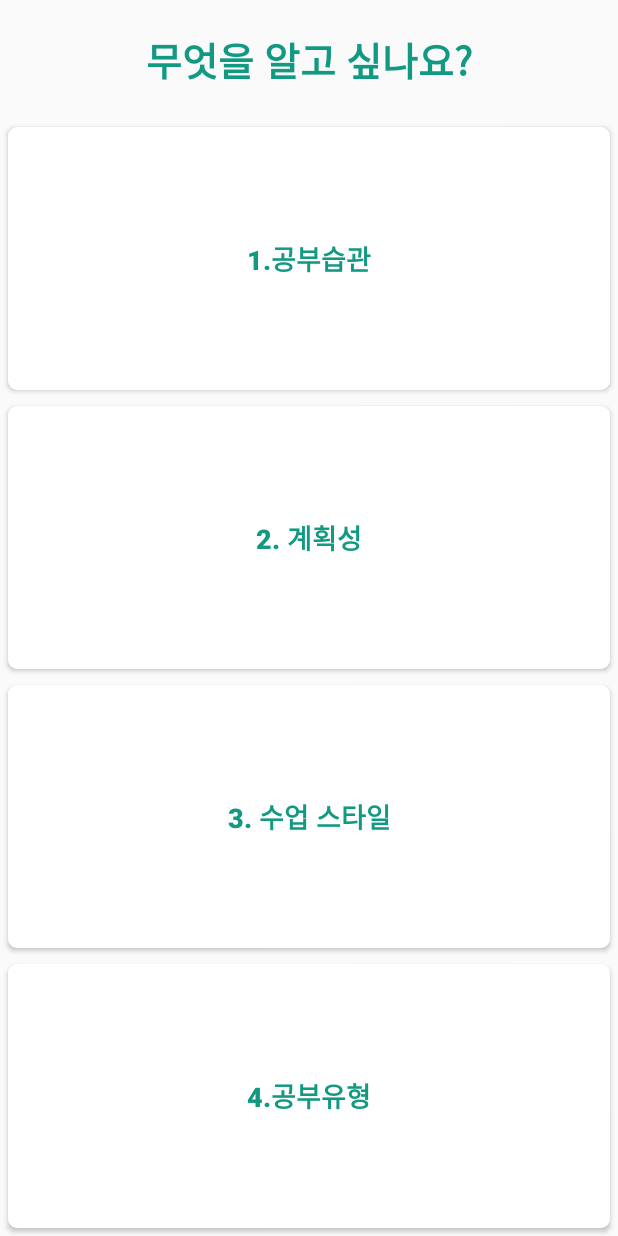
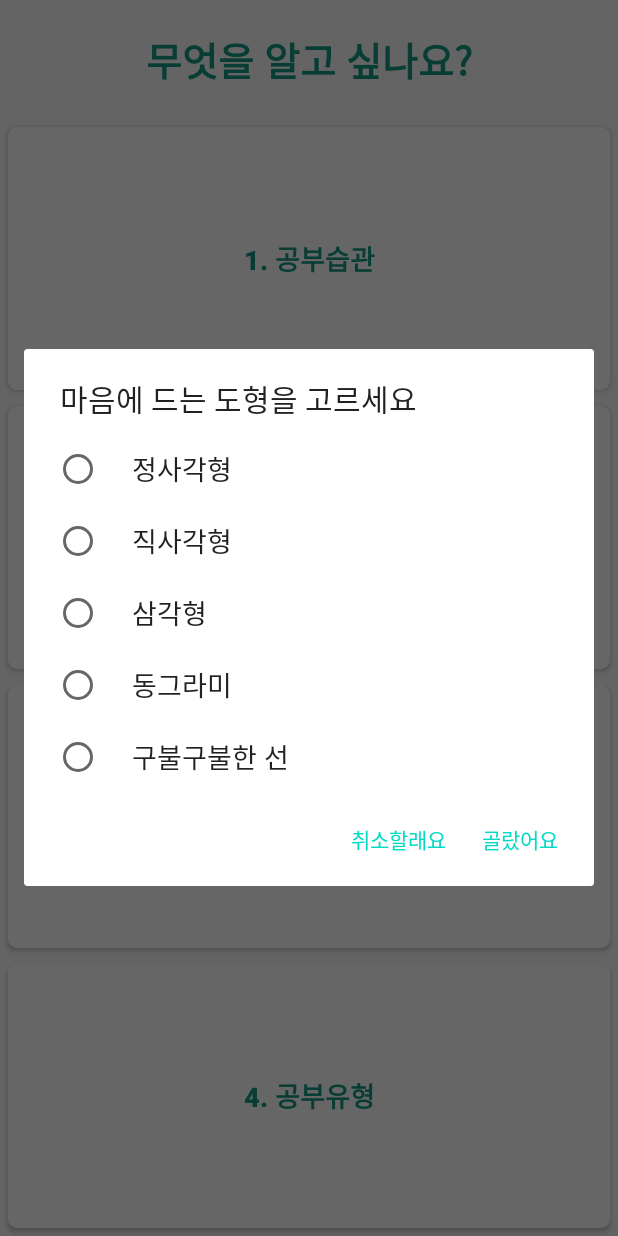
Before and after one commit to SHSongs/AiAnimalApp, an Android app: the Study screen opened directly, with no data from a screen before it, after a tap on "2. 계획성", on a phone screen of 412 x 824 dp. Run offline under Robolectric (Android 15) with nearby library versions, the phone set to English and light mode, and no system bars.

Commit message:
심리테스트 코드 추가

```diff
--- a/AppProgrammingProject/app/src/main/java/com/example/appprogrammingproject/Friend.java
+++ b/AppProgrammingProject/app/src/main/java/com/example/appprogrammingproject/Friend.java
@@ -10,5 +10,7 @@ public class Friend extends Activity {
     protected void onCreate(@Nullable Bundle savedInstanceState) {
         super.onCreate(savedInstanceState);
         setContentView(R.layout.friend);
+
+
     }
 }
--- a/AppProgrammingProject/app/src/main/java/com/example/appprogrammingproject/MainActivity.java
+++ b/AppProgrammingProject/app/src/main/java/com/example/appprogrammingproject/MainActivity.java
@@ -1,5 +1,6 @@
 package com.example.appprogrammingproject;
 
+import androidx.appcompat.app.AlertDialog;
 import androidx.appcompat.app.AppCompatActivity;
 
 import android.content.Intent;
@@ -24,6 +25,7 @@ public class MainActivity extends AppCompatActivity {
         chu=findViewById(R.id.chu);
         resultCompare=findViewById(R.id.resultCompare);
 
+
         choose.setOnClickListener(new View.OnClickListener() {
             @Override
             public void onClick(View view) {
--- a/AppProgrammingProject/app/src/main/java/com/example/appprogrammingproject/Study.java
+++ b/AppProgrammingProject/app/src/main/java/com/example/appprogrammingproject/Study.java
@@ -3,32 +3,52 @@ package com.example.appprogrammingproject;
 import android.app.Activity;
 import android.app.AlertDialog;
 import android.app.Dialog;
+import android.content.DialogInterface;
 import android.os.Bundle;
 import android.view.View;
 import android.widget.Button;
+import android.widget.FrameLayout;
 
 import androidx.annotation.Nullable;
 
 public class Study extends Activity {
 
-    Button one, two, three,four;
+    Button one, two, three, four;
 
     @Override
     protected void onCreate(@Nullable Bundle savedInstanceState) {
         super.onCreate(savedInstanceState);
         setContentView(R.layout.study);
 
-        one=findViewById(R.id.one);
-        two=findViewById(R.id.two);
-        three=findViewById(R.id.three);
-        four=findViewById(R.id.four);
+        one = findViewById(R.id.one);
+        two = findViewById(R.id.two);
+        three = findViewById(R.id.three);
+        four = findViewById(R.id.four);
 
 
         //버튼을 눌렀을때 dialog 띄운 후에 심리테스트 진행
         one.setOnClickListener(new View.OnClickListener() {
             @Override
             public void onClick(View view) {
+                final String[] item=new String[]{"계속 걷는다","마차","택시","친구와 걷는다"};
 
+                final AlertDialog.Builder a = new AlertDialog.Builder(Study.this);
+
+                a.setTitle("길을 걷고 있는 당신, 뭔가를 탈 수 있다면 선택할 수단을 골라주세요").setSingleChoiceItems(item, -1, new DialogInterface.OnClickListener() {
+                    @Override
+                    public void onClick(DialogInterface dialogInterface, int i) {
+                        a.setPositiveButton("골랐어요", new DialogInterface.OnClickListener() {
+                            @Override
+                            public void onClick(DialogInterface dialogInterface, int i) {
+
+                            }
+                        });
+                        a.setNegativeButton("취소할래요",null);
+                    }
+                });
+
+
+                a.show();
 
 
             }
@@ -37,6 +57,29 @@ public class Study extends Activity {
         two.setOnClickListener(new View.OnClickListener() {
             @Override
             public void onClick(View view) {
+
+                final String[] item=new String[]{"정사각형","직사각형","삼각형","동그라미","구불구불한 선"};
+
+                final AlertDialog.Builder a = new AlertDialog.Builder(Study.this);
+
+                a.setTitle("마음에 드는 도형을 고르세요").setSingleChoiceItems(item, -1, new DialogInterface.OnClickListener() {
+                    @Override
+                    public void onClick(DialogInterface dialogInterface, int i) {
+
+                    }
+                });
+
+                a.setPositiveButton("골랐어요", new DialogInterface.OnClickListener() {
+                    @Override
+                    public void onClick(DialogInterface dialogInterface, int i) {
+
+                    }
+                });
+                a.setNegativeButton("취소할래요",null);
+
+
+
+                a.show();
 
             }
         });
--- a/AppProgrammingProject/app/src/main/res/layout/friend.xml
+++ b/AppProgrammingProject/app/src/main/res/layout/friend.xml
@@ -20,7 +20,7 @@
     <Button
         android:id="@+id/one"
         android:background="@drawable/button2"
-        android:text="1. 나의 인간관계                         "
+        android:text="1. 나의 인간관계"
         android:textColor="#119982"
         android:textStyle="bold"
         android:textSize="18dp"
@@ -34,7 +34,7 @@
     <Button
         android:id="@+id/two"
         android:background="@drawable/button2"
-        android:text="2. 성격에 따른 인간관계 팁         "
+        android:text="2. 성격에 따른 인간관계 팁"
         android:textColor="#119982"
         android:textStyle="bold"
         android:textSize="18dp"
@@ -48,7 +48,7 @@
     <Button
         android:id="@+id/three"
         android:background="@drawable/button2"
-        android:text="3. 내 주변의 인간관계 ( 주관식 )   "
+        android:text="3. 내 주변의 인간관계 ( 주관식 )"
         android:textColor="#119982"
         android:textStyle="bold"
         android:textSize="18dp"
--- a/AppProgrammingProject/app/src/main/res/layout/love.xml
+++ b/AppProgrammingProject/app/src/main/res/layout/love.xml
@@ -62,7 +62,7 @@
     <Button
         android:id="@+id/four"
         android:background="@drawable/button2"
-        android:text="4.바람기 테스트"
+        android:text="4. 바람기 테스트"
         android:textColor="#119982"
         android:textStyle="bold"
         android:textSize="18dp"
--- a/AppProgrammingProject/app/src/main/res/layout/stress.xml
+++ b/AppProgrammingProject/app/src/main/res/layout/stress.xml
@@ -20,7 +20,7 @@
     <Button
         android:id="@+id/one"
         android:background="@drawable/button2"
-        android:text="1.스트레스 원인"
+        android:text="1. 스트레스 원인"
         android:textColor="#119982"
         android:textStyle="bold"
         android:textSize="18dp"
--- a/AppProgrammingProject/app/src/main/res/layout/study.xml
+++ b/AppProgrammingProject/app/src/main/res/layout/study.xml
@@ -20,7 +20,7 @@
     <Button
         android:id="@+id/one"
         android:background="@drawable/button2"
-        android:text="1.공부습관"
+        android:text="1. 공부습관"
         android:textColor="#119982"
         android:textStyle="bold"
         android:textSize="18dp"
@@ -62,7 +62,7 @@
     <Button
         android:id="@+id/four"
         android:background="@drawable/button2"
-        android:text="4.공부유형"
+        android:text="4. 공부유형"
         android:textColor="#119982"
         android:textStyle="bold"
         android:textSize="18dp"
```
